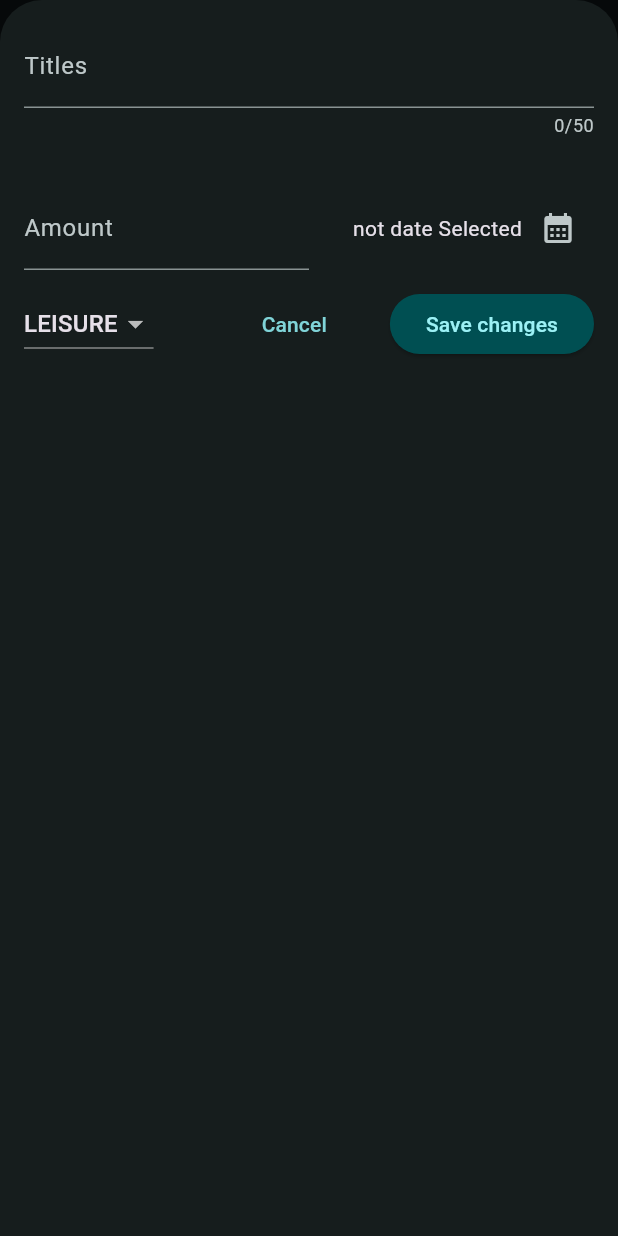
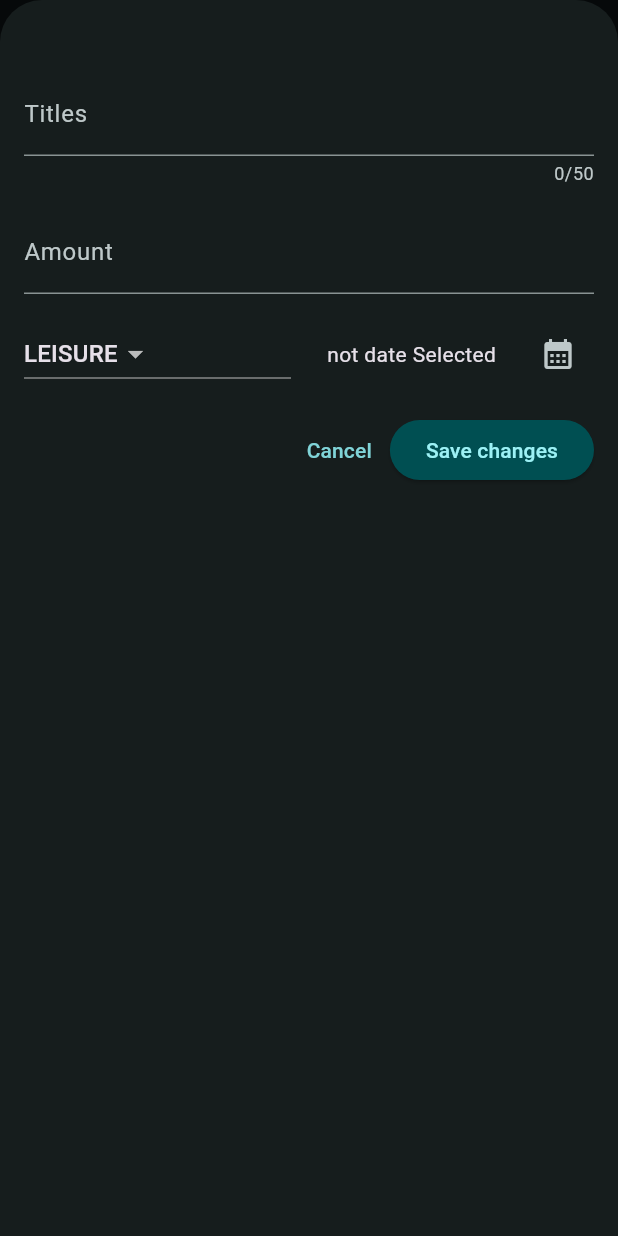
Before and after one commit to BekaluEshete/sipmple-app, a Flutter app: the screen it shows after launch, after a tap on the "add" icon, on a phone screen of 412 x 824 dp. Run offline on Flutter 3.47's test engine with Material 3 defaults, Android fonts, the phone set to English and light mode, and no system bars.

Commit message:
my changes is for responsivseness

```diff
--- a/lib/main.dart
+++ b/lib/main.dart
@@ -1,18 +1,24 @@
 import 'package:flutter/material.dart';
 import 'package:interact/widget/expenses.dart';
+// import 'package:flutter/services.dart';
 
 var KdarkColorscheme = ColorScheme.fromSeed(
   brightness: Brightness.dark,
-  seedColor: Color.fromARGB(255, 11, 12, 12),
+  seedColor: const Color.fromARGB(255, 11, 12, 12),
 );
 
 var KColorSchem =
     ColorScheme.fromSeed(seedColor: const Color.fromARGB(255, 96, 59, 181));
 void main() {
+  // WidgetsFlutterBinding
+  //     .ensureInitialized(); //to does not respond the orentation
+  // SystemChrome.setPreferredOrientations([
+  //   DeviceOrientation.portraitUp,
+  // ]).then((fn) {
   runApp(
     MaterialApp(
         debugShowCheckedModeBanner: false,
-        themeMode: ThemeMode.dark, // Ensure the dark theme is used
+       themeMode: ThemeMode.dark, // Ensure the dark theme is used
 
         darkTheme: ThemeData.dark().copyWith(
           colorScheme: KdarkColorscheme,
@@ -44,4 +50,5 @@ void main() {
                     color: KColorSchem.onSecondaryContainer))),
         home: const Expenses()),
   );
+  // });
 }
--- a/lib/widget/expenses.dart
+++ b/lib/widget/expenses.dart
@@ -36,6 +36,7 @@ class _ExpensesState extends State<Expenses> {
   ];
   void _modalBottmSheet() {
     showModalBottomSheet(
+        useSafeArea: true,
         isScrollControlled: true,
         context: context,
         builder: ((ctx) => NewExpense(
@@ -72,6 +73,7 @@ class _ExpensesState extends State<Expenses> {
 
   @override
   Widget build(BuildContext context) {
+    final width = MediaQuery.of(context).size.width;
     Widget maincontent = const Center(
       child: Text('there is no expence please add some!'),
     );
@@ -88,10 +90,17 @@ class _ExpensesState extends State<Expenses> {
           IconButton(onPressed: _modalBottmSheet, icon: const Icon(Icons.add))
         ],
       ),
-      body: Column(
+      body: width < 600
+          ? Column(
               mainAxisAlignment: MainAxisAlignment.center,
               children: [
                 Chart(expenses: _customExpences),
+                Expanded(child: maincontent)
+              ],
+            )
+          : Row(
+              children: [
+                Expanded(child: Chart(expenses: _customExpences)),
                 Expanded(child: maincontent)
               ],
             ),
--- a/lib/widget/new_expensea.dart
+++ b/lib/widget/new_expensea.dart
@@ -13,25 +13,10 @@ class NewExpense extends StatefulWidget {
 }
 
 class _NewExpenseState extends State<NewExpense> {
-  // var _enteredTitle = "";
-  // void _saveTitleInput(String inputValue) {
-  //   _enteredTitle = inputValue;
-  // } the second approach to store the use input
-
   final _titlecontroller = TextEditingController();
-  final TextEditingController _amountcontroller = TextEditingController();
+  final _amountcontroller = TextEditingController();
   Catigory _selectedItem = Catigory.leisure;
-
   DateTime? _selectedDate;
-  void _percentDatePicker() async {
-    final now = DateTime.now();
-    final firstDate = DateTime(now.year - 10, now.month, now.day);
-    final pikedDate = await showDatePicker(
-        context: context, firstDate: firstDate, lastDate: now);
-    setState(() {
-      _selectedDate = pikedDate;
-    });
-  }
 
   @override
   void dispose() {
@@ -40,10 +25,26 @@ class _NewExpenseState extends State<NewExpense> {
     super.dispose();
   }
 
+  void _percentDatePicker() async {
+    final now = DateTime.now();
+    final firstDate = DateTime(now.year - 10, now.month, now.day);
+    final pikedDate = await showDatePicker(
+      context: context,
+      initialDate: now,
+      firstDate: firstDate,
+      lastDate: now,
+    );
+    if (pikedDate != null) {
+      setState(() {
+        _selectedDate = pikedDate;
+      });
+    }
+  }
+
   void _submitExpenseDate() {
     final enteredAmount = double.tryParse(_amountcontroller.text);
     final amountIsValid = enteredAmount == null || enteredAmount <= 0;
-    if (_amountcontroller.text.trim().isEmpty ||
+    if (_titlecontroller.text.trim().isEmpty ||
         amountIsValid ||
         _selectedDate == null) {
       showDialog(
@@ -57,99 +58,147 @@ class _NewExpenseState extends State<NewExpense> {
               onPressed: () {
                 Navigator.pop(ctx);
               },
-                      child: const Text("okey"))
+              child: const Text("okey"),
+            ),
           ],
-              ));
+        ),
+      );
       return;
     }
-    widget.onAddItem(Expense(
+    widget.onAddItem(
+      Expense(
         title: _titlecontroller.text,
         amount: enteredAmount,
         date: _selectedDate!,
-        catigory: _selectedItem));
+        catigory: _selectedItem,
+      ),
+    );
     Navigator.pop(context);
   }
 
   @override
   Widget build(BuildContext context) {
-    return Padding(
-      padding: const EdgeInsets.all(16),
+    final KeyboardSpace = MediaQuery.of(context).viewInsets.bottom;
+
+    return LayoutBuilder(
+      builder: (ctx, constraints) {
+        final width = constraints.maxWidth;
+        return SizedBox(
+          height: double.infinity,
+          child: SingleChildScrollView(
+            padding: EdgeInsets.fromLTRB(16, 48, 16, KeyboardSpace + 16),
             child: Column(
+              crossAxisAlignment: CrossAxisAlignment.start,
+              children: [
+                if (width >= 600)
+                  Row(
+                    crossAxisAlignment: CrossAxisAlignment.start,
+                    children: [
+                      Expanded(
+                        child: TextField(
+                          controller: _titlecontroller,
+                          maxLength: 50,
+                          decoration:
+                              const InputDecoration(label: Text('Titles')),
+                        ),
+                      ),
+                      const SizedBox(width: 24),
+                      Expanded(
+                        child: TextField(
+                          controller: _amountcontroller,
+                          keyboardType: TextInputType.number,
+                          decoration: const InputDecoration(
+                            prefixText: "\$ ",
+                            label: Text('Amount'),
+                          ),
+                        ),
+                      ),
+                    ],
+                  )
+                else
+                  Column(
                     children: [
                       TextField(
-            //onChanged: _saveTitleInput,
                         controller: _titlecontroller,
                         maxLength: 50,
-            decoration: const InputDecoration(label: Text('Titles')),
+                        decoration:
+                            const InputDecoration(label: Text('Titles')),
                       ),
-          const Padding(
-              padding: EdgeInsets.symmetric(horizontal: 12, vertical: 16)),
+                      const SizedBox(height: 16),
+                      TextField(
+                        controller: _amountcontroller,
+                        keyboardType: TextInputType.number,
+                        decoration: const InputDecoration(
+                          prefixText: "\$ ",
+                          label: Text('Amount'),
+                        ),
+                      ),
+                    ],
+                  ),
+                const SizedBox(height: 16),
                 Row(
                   children: [
                     Expanded(
-                child: TextField(
-                  //onChanged: _saveTitleInput,
-                  controller: _amountcontroller,
-                  keyboardType: TextInputType.number,
-
-                  decoration: const InputDecoration(
-                      prefixText: "\$ ", label: Text('Amount')),
+                      child: DropdownButton(
+                        value: _selectedItem,
+                        items: Catigory.values.map((catogory) {
+                          return DropdownMenuItem(
+                            value: catogory,
+                            child: Text(catogory.name.toUpperCase()),
+                          );
+                        }).toList(),
+                        onChanged: (value) {
+                          if (value != null) {
+                            setState(() {
+                              _selectedItem = value;
+                            });
+                          }
+                        },
                       ),
                     ),
+                    const SizedBox(width: 24),
                     Expanded(
                       child: Row(
                         mainAxisAlignment: MainAxisAlignment.end,
-                  crossAxisAlignment: CrossAxisAlignment.center,
                         children: [
-                    Text(
+                          Expanded(
+                            child: Text(
                               _selectedDate == null
-                          ? "not date Selected"
+                                  ? 'not date Selected'
                                   : formatter.format(_selectedDate!),
+                            ),
                           ),
                           IconButton(
                             onPressed: _percentDatePicker,
-                        icon: const Icon(Icons.calendar_month))
+                            icon: const Icon(Icons.calendar_month),
+                          ),
                         ],
                       ),
-              )
+                    ),
                   ],
                 ),
-          const SizedBox(
-            height: 12,
+                const SizedBox(height: 16),
+                Align(
+                  alignment: Alignment.centerRight,
+                  child: Row(
+                    mainAxisAlignment: MainAxisAlignment.end,
+                    children: [
+                      TextButton(
+                        onPressed: () => Navigator.pop(context),
+                        child: const Text('Cancel'),
                       ),
-          Row(
-            mainAxisAlignment: MainAxisAlignment.spaceBetween,
-            children: [
-              DropdownButton(
-                  value: _selectedItem,
-                  items: Catigory.values
-                      .map((catogory) => DropdownMenuItem(
-                          value: catogory,
-                          child: Text(
-                            catogory.name.toUpperCase(),
-                          )))
-                      .toList(),
-                  onChanged: (value) {
-                    if (value == null) {
-                      return;
-                    }
-                    setState(() {
-                      _selectedItem = value;
-                    });
-                  }),
-              const SizedBox(
-                height: 16,
-              ),
-              TextButton(
-                  onPressed: () => {Navigator.pop(context)},
-                  child: const Text("Cancel")),
                       ElevatedButton(
                         onPressed: _submitExpenseDate,
-                  child: const Text("Save changes")),
-            ],
-          )
+                        child: const Text('Save changes'),
+                      ),
                     ],
                   ),
+                ),
+              ],
+            ),
+          ),
+        );
+      },
     );
   }
 }
--- a/pubspec.yaml
+++ b/pubspec.yaml
@@ -47,7 +47,7 @@ dev_dependencies:
   # activated in the `analysis_options.yaml` file located at the root of your
   # package. See that file for information about deactivating specific lint
   # rules and activating additional ones.
-  flutter_lints: ^3.0.0
+  flutter_lints: ^4.0.0
 
 # For information on the generic Dart part of this file, see the
 # following page: https://dart.dev/tools/pub/pubspec
```
Also changed, not shown: pubspec.lock. Lines whose indentation alone changed are shown as unchanged.
